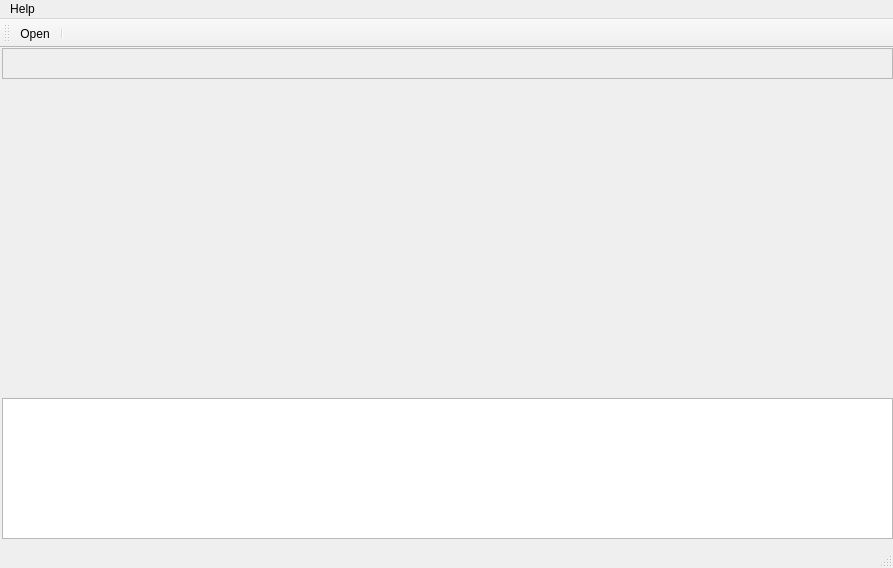
Old version of the form mainwindow.ui in the repository AminAbed/Project.
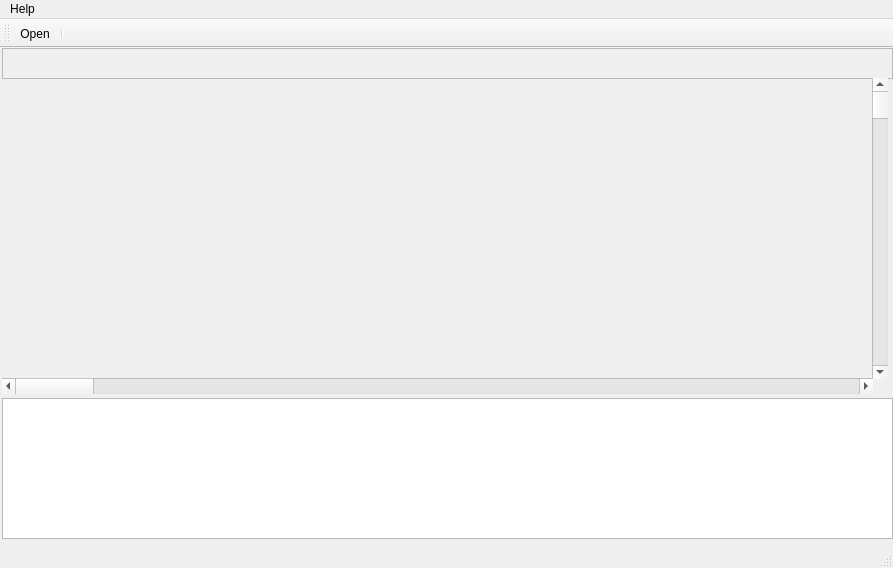
New version of the form. Icons and pictures are not drawn. Custom widgets are drawn as their Qt base class.

Commit message: Added a fix to prevent dragging out of bounds. Added the vertical/horizantal scroll bars. Further tweaking of the plot function.

```diff
--- a/mainwindow.ui
+++ b/mainwindow.ui
@@ -276,6 +276,32 @@
         <height>321</height>
        </rect>
       </property>
+      <widget class="QScrollBar" name="verticalScrollBar">
+       <property name="geometry">
+        <rect>
+         <x>870</x>
+         <y>0</y>
+         <width>16</width>
+         <height>301</height>
+        </rect>
+       </property>
+       <property name="orientation">
+        <enum>Qt::Vertical</enum>
+       </property>
+      </widget>
+      <widget class="QScrollBar" name="horizontalScrollBar">
+       <property name="geometry">
+        <rect>
+         <x>0</x>
+         <y>300</y>
+         <width>871</width>
+         <height>16</height>
+        </rect>
+       </property>
+       <property name="orientation">
+        <enum>Qt::Horizontal</enum>
+       </property>
+      </widget>
      </widget>
      <widget class="QTableWidget" name="tableWidget">
       <property name="geometry">
@@ -341,17 +367,17 @@
  </widget>
  <layoutdefault spacing="6" margin="11"/>
  <customwidgets>
-  <customwidget>
-   <class>CustomLineEdit</class>
-   <extends>QLineEdit</extends>
-   <header>CustomLineEdit.h</header>
-  </customwidget>
   <customwidget>
    <class>QCustomPlot</class>
    <extends>QWidget</extends>
    <header>QCustomPlot.h</header>
    <container>1</container>
   </customwidget>
+  <customwidget>
+   <class>CustomLineEdit</class>
+   <extends>QLineEdit</extends>
+   <header>CustomLineEdit.h</header>
+  </customwidget>
  </customwidgets>
  <resources/>
  <connections/>
```
Left out of the diff: 8 changed lines with no effect on the pictures. The commit also changes 3 other files.
